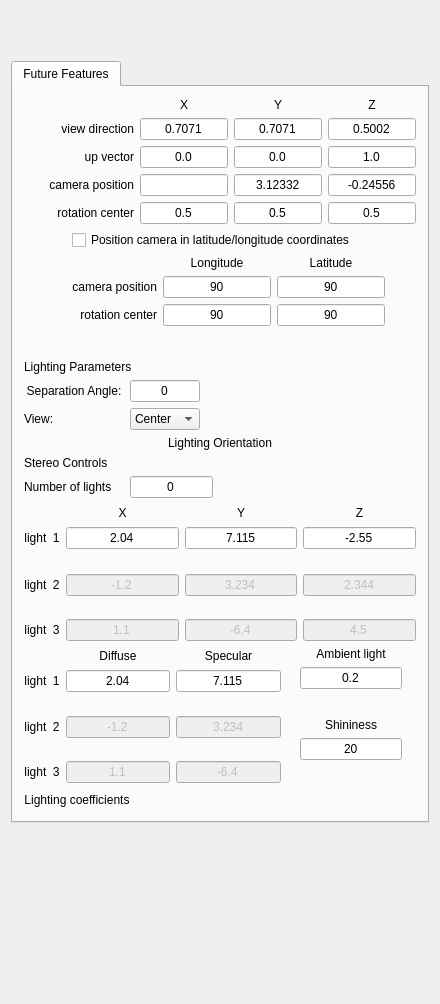
Before: the Qt Designer form apps/vaporgui/NavigationTab.ui in StasJ/vapor-formatted, drawn with Qt 5.
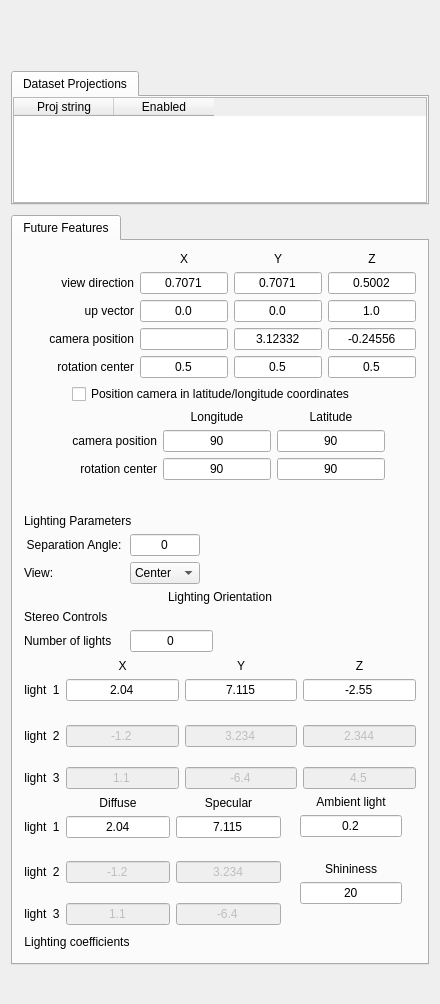
After: the same form once the commit is applied. Custom widgets are drawn as their Qt base class.

Commit message: Kicking it back to John.  DataMgr::GetMapProjection seems to fail upon second time calling

Diff of the .ui file:
```diff
--- a/apps/vaporgui/NavigationTab.ui
+++ b/apps/vaporgui/NavigationTab.ui
@@ -44,7 +44,7 @@
    <item>
     <layout class="QVBoxLayout" name="verticalLayout">
      <property name="spacing">
-      <number>0</number>
+      <number>10</number>
      </property>
      <item>
       <widget class="TransformTable" name="transformTable" native="true">
@@ -68,6 +68,61 @@
        </property>
       </widget>
      </item>
+     <item>
+      <widget class="QTabWidget" name="datasetProjectionTab">
+       <property name="toolTip">
+        <string>Configure which projections to render your datasets with, via this table.</string>
+       </property>
+       <property name="whatsThis">
+        <string>&lt;html&gt;&lt;head/&gt;&lt;body&gt;&lt;p&gt;This table shows a list of the projections used in your currently loaded datasets.  To apply a single projection across all loaded datasets, select that projection's corresponding checkbox.  If no checkboxes are selected, all datasets will default to their native projections.&lt;/p&gt;&lt;p&gt;&lt;br/&gt;&lt;/p&gt;&lt;p&gt;A custom projection string may be used by editing the last row's 'Custom' string, and then enabling it via its checkbox.&lt;/p&gt;&lt;/body&gt;&lt;/html&gt;</string>
+       </property>
+       <property name="currentIndex">
+        <number>0</number>
+       </property>
+       <widget class="QWidget" name="tab_2">
+        <attribute name="title">
+         <string>Dataset Projections</string>
+        </attribute>
+        <layout class="QVBoxLayout" name="verticalLayout_3">
+         <property name="spacing">
+          <number>0</number>
+         </property>
+         <property name="leftMargin">
+          <number>0</number>
+         </property>
+         <property name="topMargin">
+          <number>0</number>
+         </property>
+         <property name="rightMargin">
+          <number>0</number>
+         </property>
+         <property name="bottomMargin">
+          <number>0</number>
+         </property>
+         <item>
+          <widget class="QTableWidget" name="datasetProjectionTable">
+           <property name="maximumSize">
+            <size>
+             <width>16777215</width>
+             <height>115</height>
+            </size>
+           </property>
+           <column>
+            <property name="text">
+             <string>Proj string</string>
+            </property>
+           </column>
+           <column>
+            <property name="text">
+             <string>Enabled</string>
+            </property>
+           </column>
+          </widget>
+         </item>
+        </layout>
+       </widget>
+      </widget>
+     </item>
      <item>
       <widget class="QTabWidget" name="tabWidget">
        <property name="currentIndex">
```
The commit also changes 2 other files.
